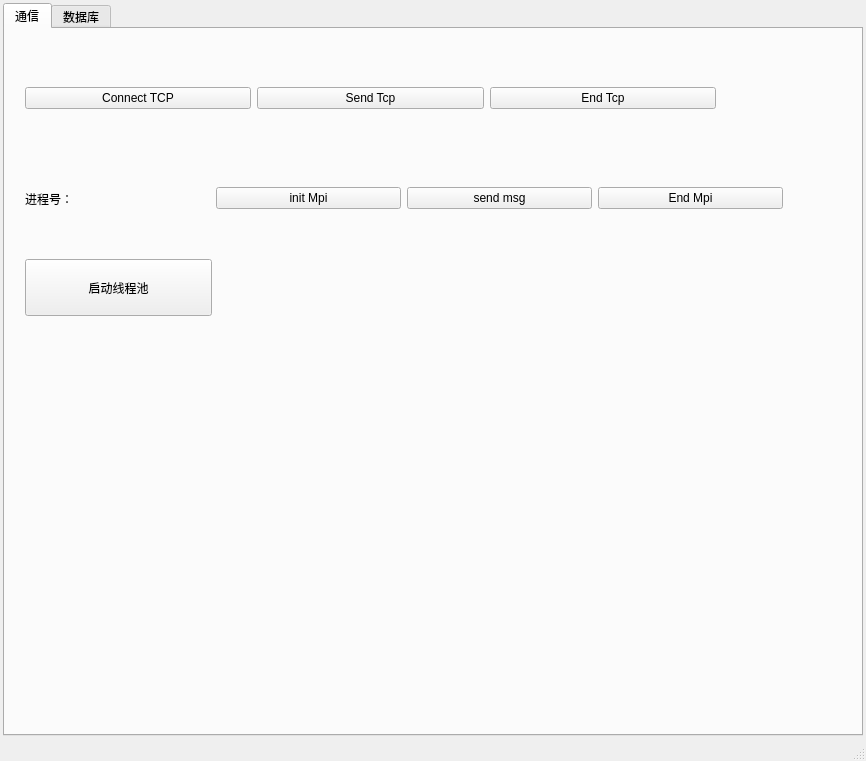
Old version of the form src/ProjectGlory/ui/mainwindow.ui in the repository cxy510/VscodeQt.
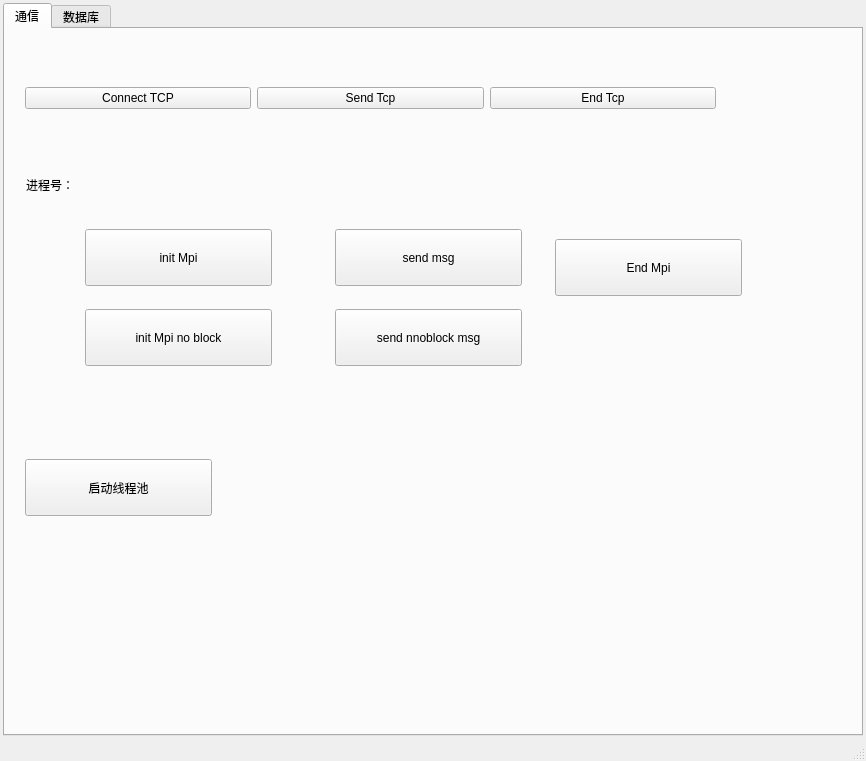
New version of the form.

The edit to the form file:
```diff
--- a/src/ProjectGlory/ui/mainwindow.ui
+++ b/src/ProjectGlory/ui/mainwindow.ui
@@ -69,57 +69,11 @@
          </item>
         </layout>
        </widget>
-       <widget class="QWidget" name="layoutWidget_2">
-        <property name="geometry">
-         <rect>
-          <x>20</x>
-          <y>140</y>
-          <width>758</width>
-          <height>59</height>
-         </rect>
-        </property>
-        <layout class="QHBoxLayout" name="horizontalLayout_4">
-         <item>
-          <widget class="QLabel" name="lbl_mpi">
-           <property name="minimumSize">
-            <size>
-             <width>150</width>
-             <height>0</height>
-            </size>
-           </property>
-           <property name="text">
-            <string>进程号：</string>
-           </property>
-          </widget>
-         </item>
-         <item>
-          <widget class="QPushButton" name="btn_init_mpi">
-           <property name="text">
-            <string>init Mpi</string>
-           </property>
-          </widget>
-         </item>
-         <item>
-          <widget class="QPushButton" name="btn_send_mpi">
-           <property name="text">
-            <string>send msg</string>
-           </property>
-          </widget>
-         </item>
-         <item>
-          <widget class="QPushButton" name="btn_end_mpi">
-           <property name="text">
-            <string>End Mpi</string>
-           </property>
-          </widget>
-         </item>
-        </layout>
-       </widget>
        <widget class="QPushButton" name="btn_begin_threadpool">
         <property name="geometry">
          <rect>
           <x>20</x>
-          <y>230</y>
+          <y>430</y>
           <width>187</width>
           <height>57</height>
          </rect>
@@ -128,6 +82,90 @@
          <string>启动线程池</string>
         </property>
        </widget>
+       <widget class="QPushButton" name="btn_init_mpi_noblock">
+        <property name="geometry">
+         <rect>
+          <x>80</x>
+          <y>280</y>
+          <width>187</width>
+          <height>57</height>
+         </rect>
+        </property>
+        <property name="text">
+         <string>init Mpi no block</string>
+        </property>
+       </widget>
+       <widget class="QPushButton" name="btn_send_mpi_noblock">
+        <property name="geometry">
+         <rect>
+          <x>330</x>
+          <y>280</y>
+          <width>187</width>
+          <height>57</height>
+         </rect>
+        </property>
+        <property name="text">
+         <string>send nnoblock msg</string>
+        </property>
+       </widget>
+       <widget class="QPushButton" name="btn_init_mpi_block">
+        <property name="geometry">
+         <rect>
+          <x>80</x>
+          <y>200</y>
+          <width>187</width>
+          <height>57</height>
+         </rect>
+        </property>
+        <property name="text">
+         <string>init Mpi</string>
+        </property>
+       </widget>
+       <widget class="QLabel" name="lbl_mpi">
+        <property name="geometry">
+         <rect>
+          <x>21</x>
+          <y>141</y>
+          <width>500</width>
+          <height>30</height>
+         </rect>
+        </property>
+        <property name="minimumSize">
+         <size>
+          <width>500</width>
+          <height>0</height>
+         </size>
+        </property>
+        <property name="text">
+         <string>进程号：</string>
+        </property>
+       </widget>
+       <widget class="QPushButton" name="btn_send_mpi">
+        <property name="geometry">
+         <rect>
+          <x>330</x>
+          <y>200</y>
+          <width>187</width>
+          <height>57</height>
+         </rect>
+        </property>
+        <property name="text">
+         <string>send msg</string>
+        </property>
+       </widget>
+       <widget class="QPushButton" name="btn_end_mpi">
+        <property name="geometry">
+         <rect>
+          <x>550</x>
+          <y>210</y>
+          <width>187</width>
+          <height>57</height>
+         </rect>
+        </property>
+        <property name="text">
+         <string>End Mpi</string>
+        </property>
+       </widget>
       </widget>
       <widget class="QWidget" name="tab_2">
        <attribute name="title">
```
